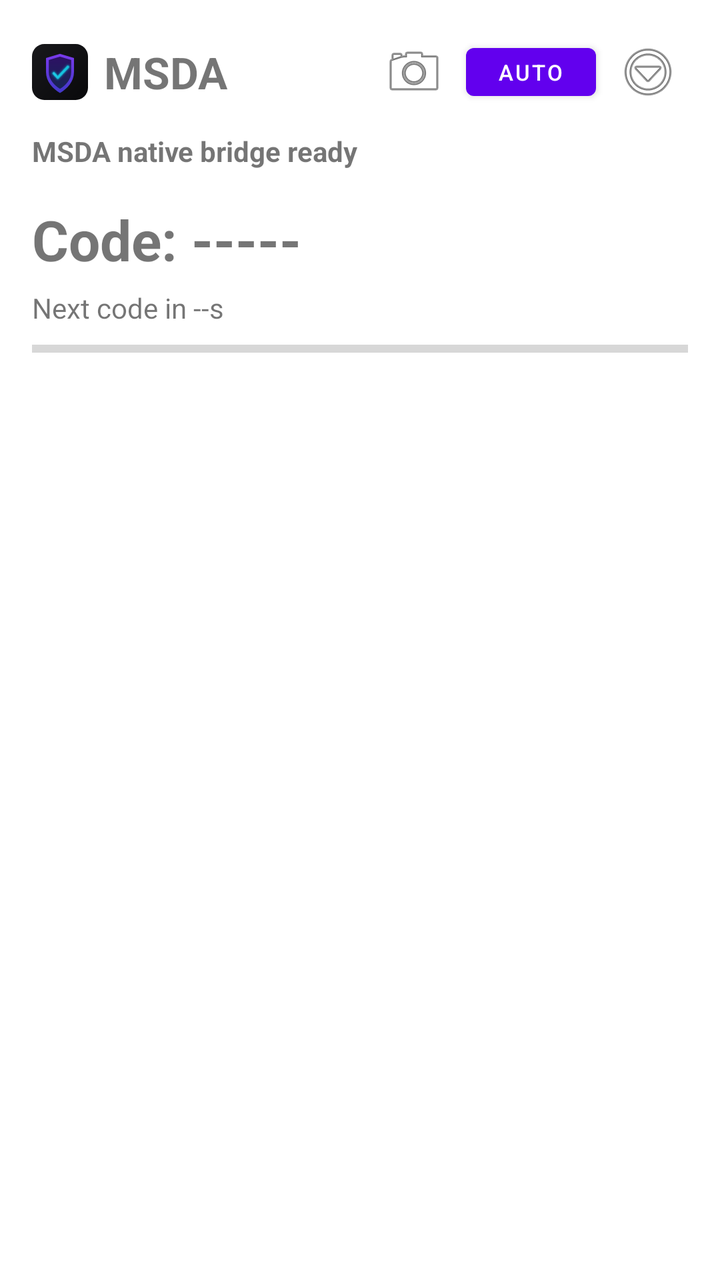
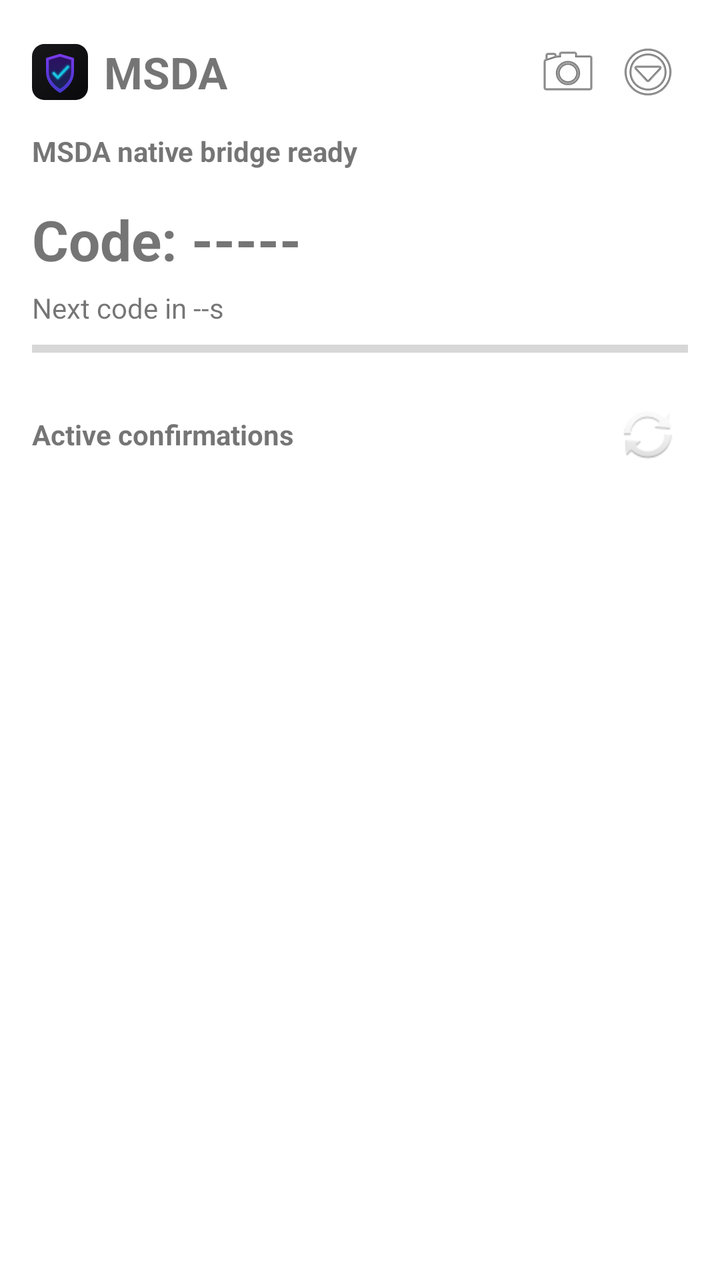

Two renders of the same Android screen: before a commit and after it. Below are the layout's source before the change and the commit's diff.
<!-- AndroidManifest.xml: application theme Theme.MSDA -->
<!-- res/layout/activity_main.xml -->
<?xml version="1.0" encoding="utf-8"?>
<ScrollView xmlns:android="http://schemas.android.com/apk/res/android"
    android:layout_width="match_parent"
    android:layout_height="match_parent">

    <LinearLayout
        android:layout_width="match_parent"
        android:layout_height="wrap_content"
        android:orientation="vertical"
        android:padding="16dp">

        <LinearLayout
            android:layout_width="match_parent"
            android:layout_height="wrap_content"
            android:gravity="center_vertical"
            android:orientation="horizontal">

            <ImageView
                android:id="@+id/imgMainLogo"
                android:layout_width="28dp"
                android:layout_height="28dp"
                android:layout_marginEnd="8dp"
                android:contentDescription="@string/app_name"
                android:src="@drawable/logo" />

            <TextView
                android:id="@+id/txtAppTitle"
                android:layout_width="0dp"
                android:layout_height="wrap_content"
                android:layout_weight="1"
                android:text="@string/app_name"
                android:textSize="22sp"
                android:textStyle="bold" />

            <ImageView
                android:id="@+id/imgProxyStatus"
                android:layout_width="18dp"
                android:layout_height="18dp"
                android:layout_marginEnd="8dp"
                android:contentDescription="@string/proxy_status_unknown"
                android:src="@android:drawable/presence_invisible"
                android:visibility="gone" />

            <ImageButton
                android:id="@+id/btnScanQr"
                android:layout_width="40dp"
                android:layout_height="40dp"
                android:background="@android:color/transparent"
                android:contentDescription="@string/scan_steam_qr"
                android:src="@android:drawable/ic_menu_camera" />

            <Button
                android:id="@+id/btnAutoConfirm"
                android:layout_width="wrap_content"
                android:layout_height="36dp"
                android:layout_marginStart="6dp"
                android:layout_marginEnd="6dp"
                android:minWidth="0dp"
                android:text="@string/auto_button"
                android:textSize="11sp" />

            <ImageButton
                android:id="@+id/btnQuickActions"
                android:layout_width="40dp"
                android:layout_height="40dp"
                android:background="@android:color/transparent"
                android:contentDescription="@string/quick_actions"
                android:src="@android:drawable/ic_menu_more" />
        </LinearLayout>

        <TextView
            android:id="@+id/txtStatus"
            android:layout_width="match_parent"
            android:layout_height="wrap_content"
            android:layout_marginTop="10dp"
            android:text="@string/status_ready"
            android:textStyle="bold" />

        <LinearLayout
            android:id="@+id/authProgressRow"
            android:layout_width="match_parent"
            android:layout_height="wrap_content"
            android:layout_marginTop="8dp"
            android:gravity="center_vertical"
            android:orientation="horizontal"
            android:visibility="gone">

            <ProgressBar
                android:id="@+id/progressAuthenticating"
                style="?android:attr/progressBarStyleSmall"
                android:layout_width="wrap_content"
                android:layout_height="wrap_content"
                android:indeterminate="true" />

            <TextView
                android:id="@+id/txtAuthProgress"
                android:layout_width="wrap_content"
                android:layout_height="wrap_content"
                android:layout_marginStart="8dp"
                android:text="@string/status_authentificating" />
        </LinearLayout>

        <TextView
            android:id="@+id/txtCode"
            android:layout_width="match_parent"
            android:layout_height="wrap_content"
            android:layout_marginTop="16dp"
            android:text="@string/code_placeholder"
            android:textSize="28sp"
            android:textStyle="bold" />

        <TextView
            android:id="@+id/txtCodeTimer"
            android:layout_width="match_parent"
            android:layout_height="wrap_content"
            android:layout_marginTop="6dp"
            android:text="@string/code_timer_placeholder" />

        <ProgressBar
            android:id="@+id/progressCodeWindow"
            style="?android:attr/progressBarStyleHorizontal"
            android:layout_width="match_parent"
            android:layout_height="6dp"
            android:layout_marginTop="8dp"
            android:max="30"
            android:progress="0" />

        <LinearLayout
            android:layout_width="match_parent"
            android:layout_height="wrap_content"
            android:layout_marginTop="20dp"
            android:gravity="center_vertical"
            android:orientation="horizontal">

            <TextView
                android:id="@+id/txtConfirmationsHeader"
                android:layout_width="0dp"
                android:layout_height="wrap_content"
                android:layout_weight="1"
                android:text="@string/confirmations_header"
                android:textStyle="bold"
                android:visibility="gone" />

            <ImageButton
                android:id="@+id/btnRefreshConfirmations"
                android:layout_width="40dp"
                android:layout_height="40dp"
                android:background="@android:color/transparent"
                android:contentDescription="@string/load_confirmations"
                android:src="@android:drawable/ic_popup_sync"
                android:visibility="gone" />
        </LinearLayout>

        <LinearLayout
            android:id="@+id/confirmationsContainer"
            android:layout_width="match_parent"
            android:layout_height="wrap_content"
            android:orientation="vertical"
            android:visibility="gone" />

    </LinearLayout>
</ScrollView>
<!-- resources referenced by this layout -->
<resources>
  <!-- drawable logo: vector/xml drawable (drawable, 3097 chars, omitted) -->
  <string name="app_name">MSDA</string>
  <string name="auto_button">AUTO</string>
  <string name="code_placeholder">Code: -----</string>
  <string name="code_timer_placeholder">Next code in --s</string>
  <string name="confirmations_header">Active confirmations</string>
  <string name="load_confirmations">Load confirmations</string>
  <string name="proxy_status_unknown">Proxy status unknown</string>
  <string name="quick_actions">Quick actions</string>
  <string name="scan_steam_qr">Scan Steam QR</string>
  <string name="status_authentificating">Authentificating...</string>
  <string name="status_ready">MSDA native bridge ready</string>
  <style name="Theme.MSDA" parent="Theme.MaterialComponents.DayNight.NoActionBar">
          <item name="android:statusBarColor">#FFFFFF</item>
          <item name="android:navigationBarColor">#FFFFFF</item>
          <item name="android:windowLightStatusBar">true</item>
          <item name="android:windowLightNavigationBar">true</item>
          <item name="colorPrimary">#6200EE</item>
          <item name="colorPrimaryVariant">#4B00C9</item>
          <item name="colorSecondary">#03DAC5</item>
          <item name="android:windowBackground">#FFFFFF</item>
      </style>
</resources>

<!-- the commit's change to res/layout/activity_main.xml (unified diff, before → after) -->
@@ -48,16 +48,6 @@
                 android:background="@android:color/transparent"
                 android:contentDescription="@string/scan_steam_qr"
                 android:src="@android:drawable/ic_menu_camera" />
-
-            <Button
-                android:id="@+id/btnAutoConfirm"
-                android:layout_width="wrap_content"
-                android:layout_height="36dp"
-                android:layout_marginStart="6dp"
-                android:layout_marginEnd="6dp"
-                android:minWidth="0dp"
-                android:text="@string/auto_button"
-                android:textSize="11sp" />
 
             <ImageButton
                 android:id="@+id/btnQuickActions"
@@ -138,8 +128,7 @@
                 android:layout_height="wrap_content"
                 android:layout_weight="1"
                 android:text="@string/confirmations_header"
-                android:textStyle="bold"
-                android:visibility="gone" />
+                android:textStyle="bold" />
 
             <ImageButton
                 android:id="@+id/btnRefreshConfirmations"
@@ -147,8 +136,7 @@
                 android:layout_height="40dp"
                 android:background="@android:color/transparent"
                 android:contentDescription="@string/load_confirmations"
-                android:src="@android:drawable/ic_popup_sync"
-                android:visibility="gone" />
+                android:src="@android:drawable/ic_popup_sync" />
         </LinearLayout>
 
         <LinearLayout
<!-- resource entries referenced after the edit -->
@@ -2,7 +2,6 @@
 <resources>
   <!-- drawable logo: vector/xml drawable (drawable, 3097 chars, omitted) -->
   <string name="app_name">MSDA</string>
-  <string name="auto_button">AUTO</string>
   <string name="code_placeholder">Code: -----</string>
   <string name="code_timer_placeholder">Next code in --s</string>
   <string name="confirmations_header">Active confirmations</string>
